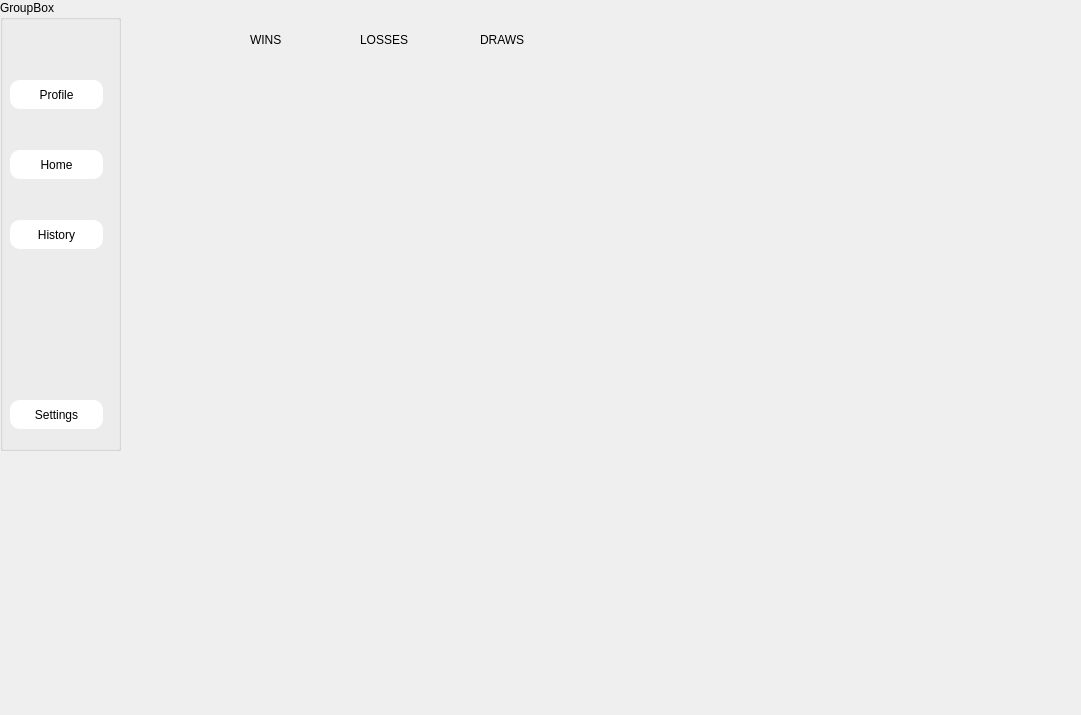
Qt form login/secdialog.ui (ameerlouly/TicTacToe_Embedded2027) before a commit.
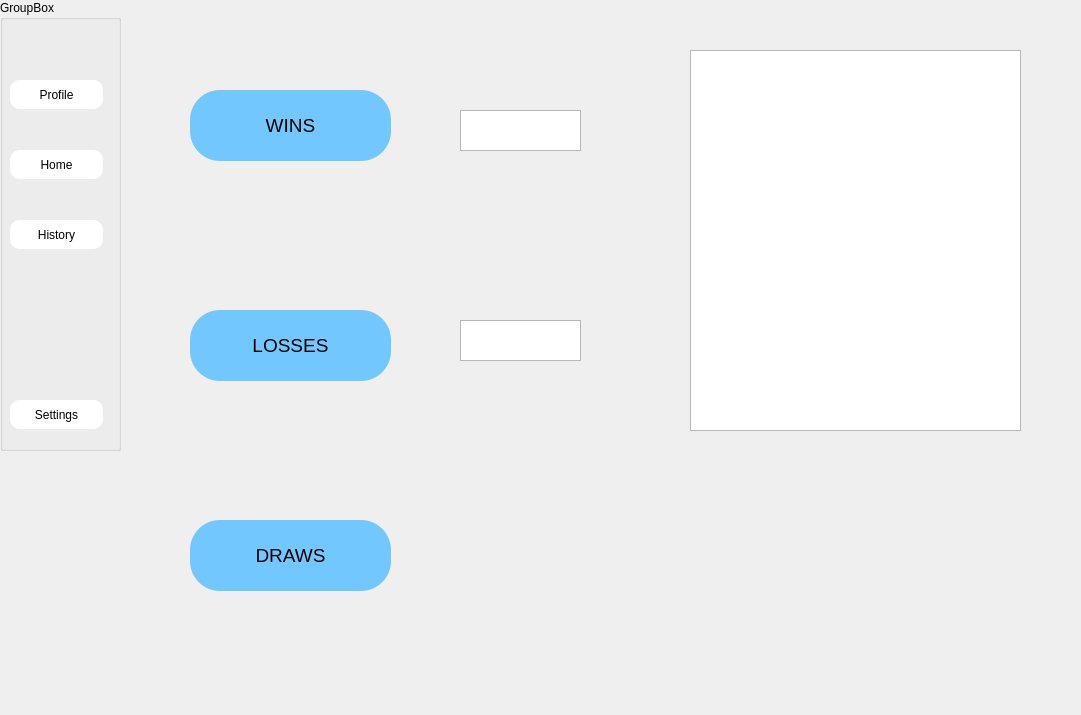
The same form after that commit. The open tabs and pages were chosen to show the change.

The edit to the form file:
```diff
--- a/login/secdialog.ui
+++ b/login/secdialog.ui
@@ -119,43 +119,109 @@
     <number>3</number>
    </property>
    <widget class="QWidget" name="page">
-    <widget class="QLabel" name="label">
-     <property name="geometry">
-      <rect>
-       <x>130</x>
-       <y>20</y>
-       <width>63</width>
-       <height>20</height>
-      </rect>
-     </property>
-     <property name="text">
-      <string>WINS</string>
-     </property>
-    </widget>
     <widget class="QLabel" name="label_2">
      <property name="geometry">
       <rect>
-       <x>240</x>
-       <y>20</y>
-       <width>63</width>
-       <height>20</height>
+       <x>70</x>
+       <y>300</y>
+       <width>201</width>
+       <height>71</height>
       </rect>
      </property>
+     <property name="styleSheet">
+      <string notr="true">QLabel
+{
+border :none;
+color:black;
+background-color: rgb(115, 199, 255);
+font: 700 12pt &quot;QuickType II&quot;;
+border-radius: 30px;
+}</string>
+     </property>
      <property name="text">
-      <string>LOSSES</string>
+      <string>&lt;html&gt;&lt;head/&gt;&lt;body&gt;&lt;p align=&quot;center&quot;&gt;&lt;span style=&quot; font-size:14pt;&quot;&gt;LOSSES&lt;/span&gt;&lt;/p&gt;&lt;/body&gt;&lt;/html&gt;</string>
      </property>
     </widget>
     <widget class="QLabel" name="label_3">
      <property name="geometry">
       <rect>
-       <x>360</x>
-       <y>20</y>
-       <width>63</width>
-       <height>20</height>
+       <x>70</x>
+       <y>80</y>
+       <width>201</width>
+       <height>71</height>
       </rect>
      </property>
+     <property name="styleSheet">
+      <string notr="true">QLabel
+{
+border :none;
+color:black;
+background-color: rgb(115, 199, 255);
+font: 700 12pt &quot;QuickType II&quot;;
+border-radius: 30px;
+}</string>
+     </property>
      <property name="text">
-      <string>DRAWS</string>
+      <string>&lt;html&gt;&lt;head/&gt;&lt;body&gt;&lt;p align=&quot;center&quot;&gt;&lt;span style=&quot; font-size:14pt;&quot;&gt;WINS&lt;/span&gt;&lt;/p&gt;&lt;/body&gt;&lt;/html&gt;</string>
+     </property>
+    </widget>
+    <widget class="QLabel" name="label_4">
+     <property name="geometry">
+      <rect>
+       <x>70</x>
+       <y>510</y>
+       <width>201</width>
+       <height>71</height>
+      </rect>
+     </property>
+     <property name="styleSheet">
+      <string notr="true">QLabel
+{
+border :none;
+color:black;
+background-color: rgb(115, 199, 255);
+font: 700 12pt &quot;QuickType II&quot;;
+border-radius: 30px;
+}</string>
+     </property>
+     <property name="text">
+      <string>&lt;html&gt;&lt;head/&gt;&lt;body&gt;&lt;p align=&quot;center&quot;&gt;&lt;span style=&quot; font-size:14pt;&quot;&gt;DRAWS&lt;/span&gt;&lt;/p&gt;&lt;/body&gt;&lt;/html&gt;</string>
+     </property>
+    </widget>
+    <widget class="QTextEdit" name="wins_num">
+     <property name="geometry">
+      <rect>
+       <x>340</x>
+       <y>100</y>
+       <width>121</width>
+       <height>41</height>
+      </rect>
+     </property>
+     <property name="readOnly">
+      <bool>true</bool>
+     </property>
+    </widget>
+    <widget class="QTextEdit" name="textEdit_5">
+     <property name="geometry">
+      <rect>
+       <x>340</x>
+       <y>310</y>
+       <width>121</width>
+       <height>41</height>
+      </rect>
+     </property>
+     <property name="readOnly">
+      <bool>true</bool>
+     </property>
+    </widget>
+    <widget class="QTableView" name="tableView">
+     <property name="geometry">
+      <rect>
+       <x>570</x>
+       <y>40</y>
+       <width>331</width>
+       <height>381</height>
+      </rect>
      </property>
     </widget>
    </widget>
```
Left out of the diff: 73 changed lines with no effect on the pictures.
